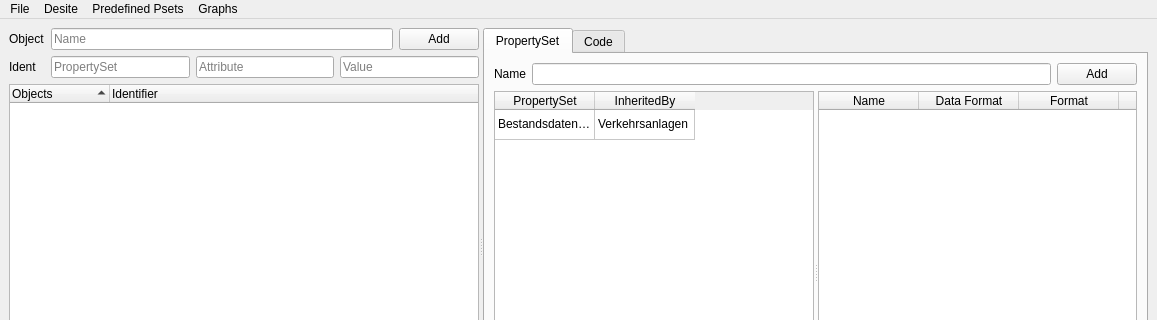
This is desiteRuleCreator/QtDesigns/MainWindow.ui in c-mellueh/SOM-Toolkit as Qt 5 draws it before an edit; both pictures show x 0 to 1157 and y 0 to 320 of the 1157 by 495 pixel window. The edited form follows.
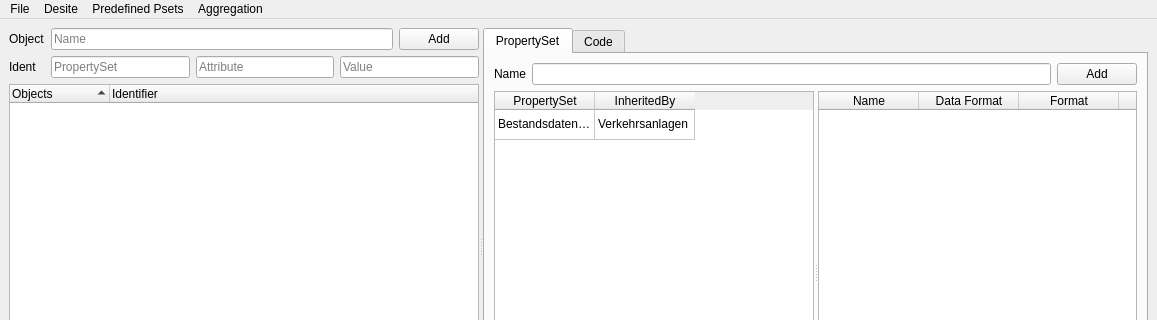
This is the edited form.

Commit message: rename tab to Aggregation

```diff
--- a/desiteRuleCreator/QtDesigns/MainWindow.ui
+++ b/desiteRuleCreator/QtDesigns/MainWindow.ui
@@ -686,7 +686,7 @@
    </widget>
    <widget class="QMenu" name="menuShow_Graphs">
     <property name="title">
-     <string>Graphs</string>
+     <string>Aggregation</string>
     </property>
     <addaction name="action_show_graphs"/>
    </widget>
```
The commit also changes 1 other file.
